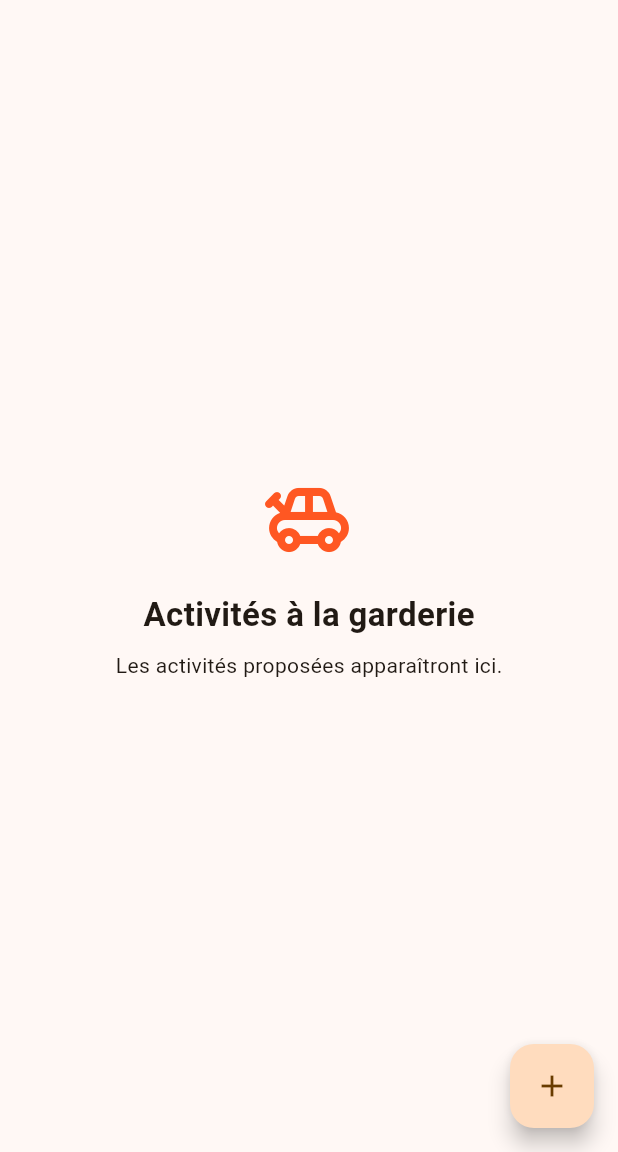
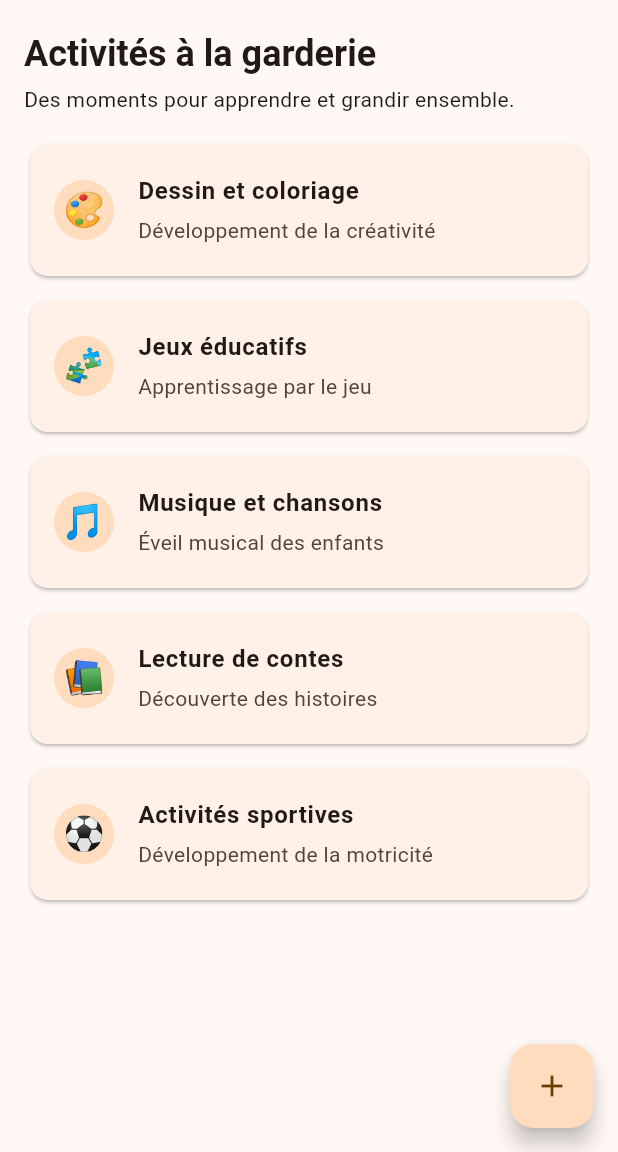
Before and after one commit to Nourane-Laabidi/garderie-mobile, a Flutter app: the screen it shows after launch, on a phone screen of 412 x 824 dp, the part 84-1236 px from its top. Run offline on Flutter 3.47's test engine with Material 3 defaults, Android fonts, the phone set to English and light mode, and no system bars.

Commit message:
feat: list daycare activities
Co-authored-by: Copilot <223556219+Copilot@users.noreply.github.com>

```diff
--- a/lib/screens/home_page.dart
+++ b/lib/screens/home_page.dart
@@ -1,4 +1,51 @@
 import 'package:flutter/material.dart';
+
+class GarderieActivity {
+  const GarderieActivity({
+    required this.id,
+    required this.titre,
+    required this.description,
+    required this.icone,
+  });
+
+  final int id;
+  final String titre;
+  final String description;
+  final String icone;
+}
+
+const activities = [
+  GarderieActivity(
+    id: 1,
+    titre: 'Dessin et coloriage',
+    description: 'Développement de la créativité',
+    icone: '🎨',
+  ),
+  GarderieActivity(
+    id: 2,
+    titre: 'Jeux éducatifs',
+    description: 'Apprentissage par le jeu',
+    icone: '🧩',
+  ),
+  GarderieActivity(
+    id: 3,
+    titre: 'Musique et chansons',
+    description: 'Éveil musical des enfants',
+    icone: '🎵',
+  ),
+  GarderieActivity(
+    id: 4,
+    titre: 'Lecture de contes',
+    description: 'Découverte des histoires',
+    icone: '📚',
+  ),
+  GarderieActivity(
+    id: 5,
+    titre: 'Activités sportives',
+    description: 'Développement de la motricité',
+    icone: '⚽',
+  ),
+];
 
 class HomePage extends StatelessWidget {
   const HomePage({super.key});
@@ -51,22 +98,58 @@ class HomePage extends StatelessWidget {
           ),
         ),
       ),
-      body: const Center(
-        child: Padding(
-          padding: EdgeInsets.all(24),
-          child: Column(
-            mainAxisAlignment: MainAxisAlignment.center,
-            children: [
-              Icon(Icons.toys_outlined, size: 64, color: Colors.deepOrange),
-              SizedBox(height: 16),
-              Text(
-                'Activités à la garderie',
-                style: TextStyle(fontSize: 22, fontWeight: FontWeight.bold),
+      body: Padding(
+        padding: const EdgeInsets.fromLTRB(16, 20, 16, 8),
+        child: Column(
+          crossAxisAlignment: CrossAxisAlignment.start,
+          children: [
+            Text(
+              'Activités à la garderie',
+              style: Theme.of(context).textTheme.headlineSmall?.copyWith(
+                    fontWeight: FontWeight.bold,
+                  ),
+            ),
+            const SizedBox(height: 4),
+            Text(
+              'Des moments pour apprendre et grandir ensemble.',
+              style: Theme.of(context).textTheme.bodyMedium,
+            ),
+            const SizedBox(height: 16),
+            Expanded(
+              child: ListView.separated(
+                itemCount: activities.length,
+                separatorBuilder: (_, __) => const SizedBox(height: 8),
+                itemBuilder: (context, index) {
+                  final activity = activities[index];
+                  return Card(
+                    elevation: 1,
+                    child: ListTile(
+                      contentPadding: const EdgeInsets.symmetric(
+                        horizontal: 16,
+                        vertical: 8,
+                      ),
+                      leading: CircleAvatar(
+                        backgroundColor:
+                            Theme.of(context).colorScheme.secondaryContainer,
+                        child: Text(
+                          activity.icone,
+                          style: const TextStyle(fontSize: 22),
+                        ),
+                      ),
+                      title: Text(
+                        activity.titre,
+                        style: const TextStyle(fontWeight: FontWeight.w600),
+                      ),
+                      subtitle: Padding(
+                        padding: const EdgeInsets.only(top: 4),
+                        child: Text(activity.description),
+                      ),
+                    ),
+                  );
+                },
               ),
-              SizedBox(height: 8),
-              Text('Les activités proposées apparaîtront ici.'),
-            ],
-          ),
+            ),
+          ],
         ),
       ),
       floatingActionButton: FloatingActionButton(
```
